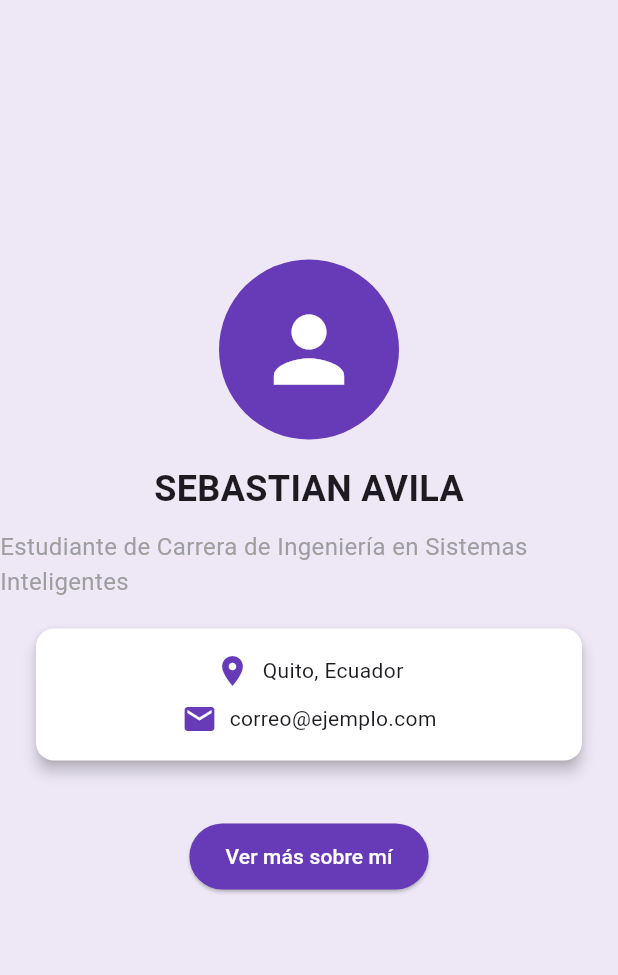
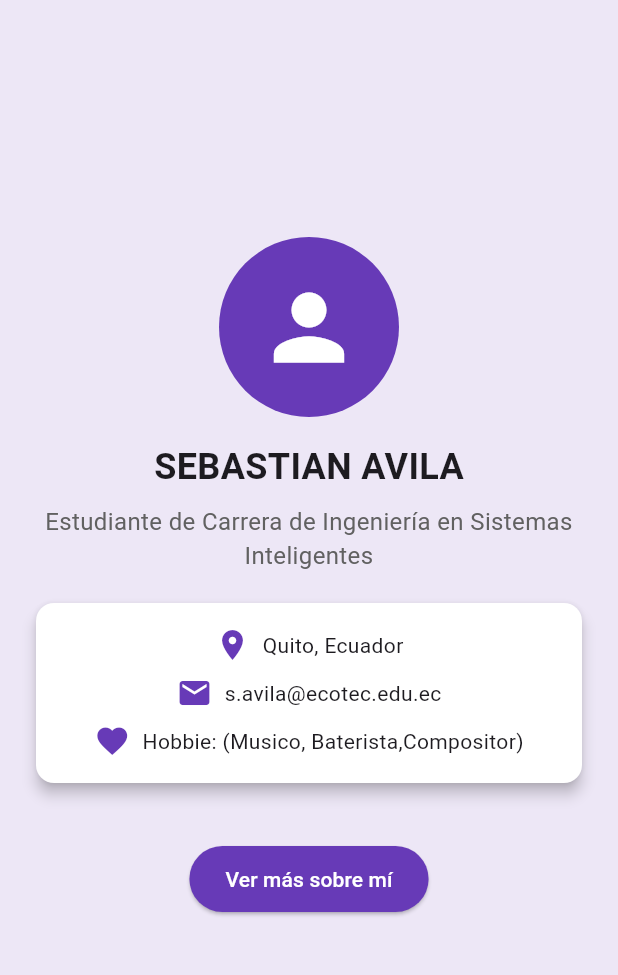
Before and after one commit to SEBASSAVILA/mi_primera_appflutter, a Flutter app: the screen it shows after launch, on a phone screen of 412 x 824 dp, the part 84-1059 px from its top. Run offline on Flutter 3.47's test engine with Material 3 defaults, Android fonts, the phone set to English and light mode, and no system bars.

Commit message:
Update main.dart

```diff
--- a/lib/main.dart
+++ b/lib/main.dart
@@ -11,7 +11,7 @@ class MyApp extends StatelessWidget {
   Widget build(BuildContext context) {
     return MaterialApp(
       title: 'Mi Perfil',
-  debugShowCheckedModeBanner: false,   // borramos el banner de debug
+      debugShowCheckedModeBanner: false,
       theme: ThemeData(
         primarySwatch: Colors.deepPurple,
       ),
@@ -58,10 +58,14 @@ class _PerfilScreenState extends State<PerfilScreen> {
               'SEBASTIAN AVILA',
               style: TextStyle(fontSize: 24, fontWeight: FontWeight.bold),
             ),
-            const SizedBox(height: 10),
-            const Text(
+            const SizedBox(height: 8),
+            Padding(
+              padding: const EdgeInsets.symmetric(horizontal: 24),
+              child: Text(
                 'Estudiante de Carrera de Ingeniería en Sistemas Inteligentes',
-              style: TextStyle(fontSize: 16, color: Colors.grey),
+                textAlign: TextAlign.center,
+                style: TextStyle(fontSize: 16, color: Colors.grey[700]),
+              ),
             ),
             const SizedBox(height: 20),
             Card(
@@ -86,7 +90,16 @@ class _PerfilScreenState extends State<PerfilScreen> {
                       children: const [
                         Icon(Icons.email, color: Colors.deepPurple),
                         SizedBox(width: 8),
-                        Text('correo@ejemplo.com'),
+                        Text('s.avila@ecotec.edu.ec'),
+                      ],
+                    ),
+                    const SizedBox(height: 8),
+                    Row(
+                      mainAxisAlignment: MainAxisAlignment.center,
+                      children: const [
+                        Icon(Icons.favorite, color: Colors.deepPurple),
+                        SizedBox(width: 8),
+                        Text('Hobbie: (Musico, Baterista,Compositor)'),
                       ],
                     ),
                   ],
```
Lines whose indentation alone changed are shown as unchanged.
